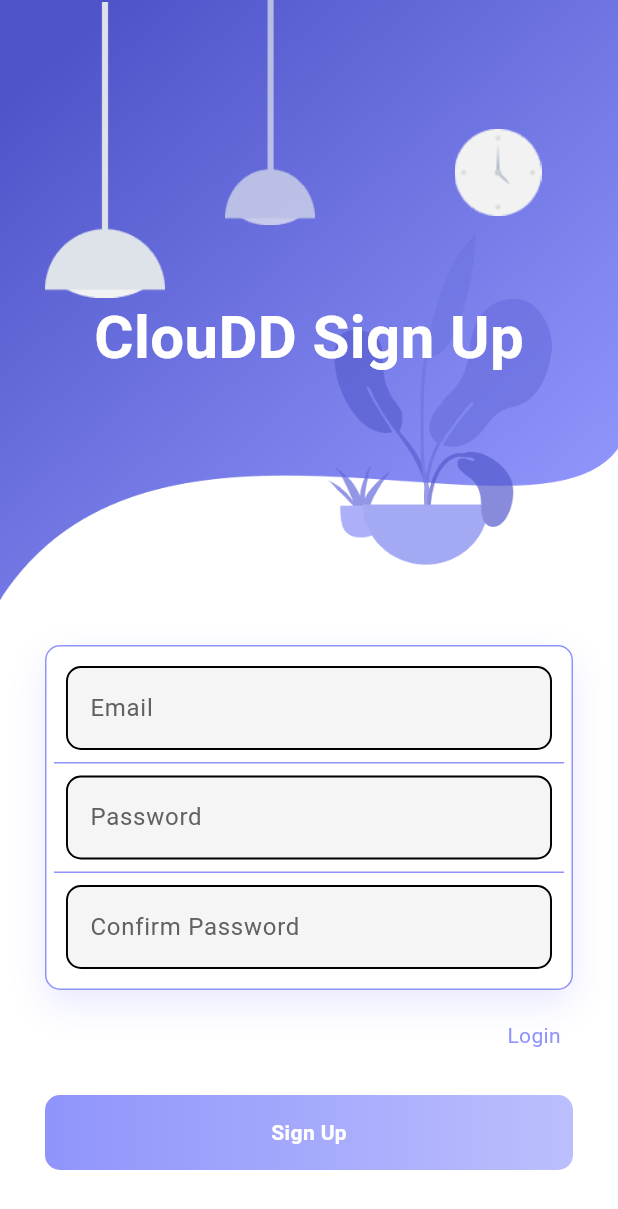
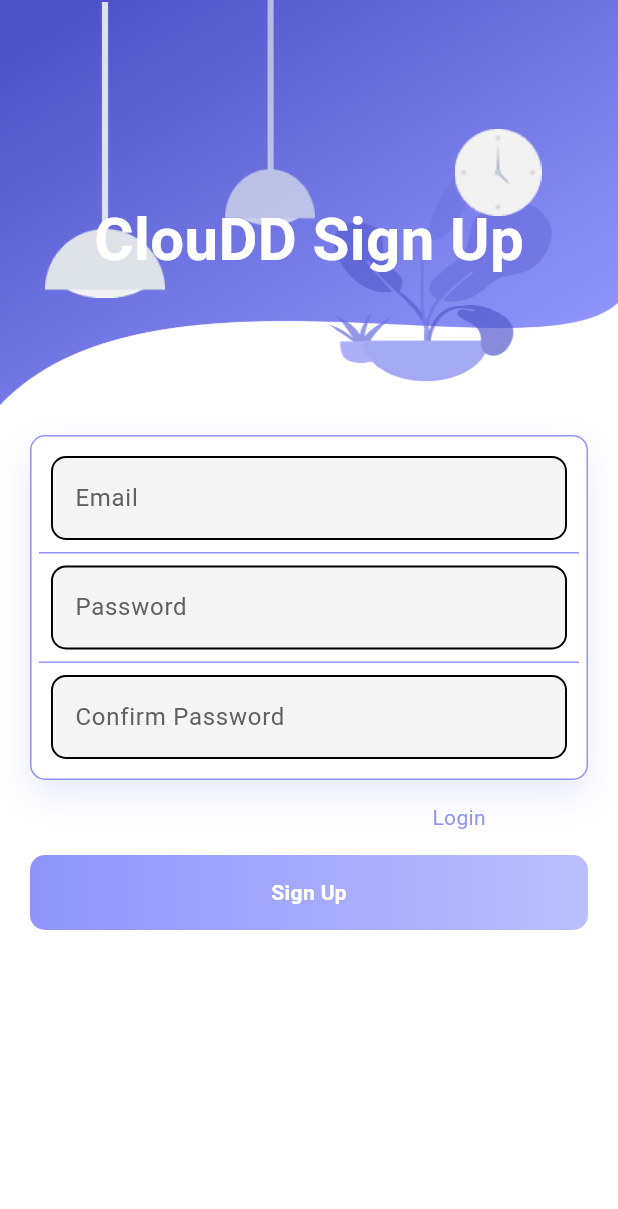
Before and after one commit to Gabnuggetboy/cloudd_flutter, a Flutter app: the screen it shows after launch, after a tap on "Sign Up", on a phone screen of 412 x 824 dp. Shown: the top 1209 px of the screen. Run offline on Flutter 3.47's test engine with Material 3 defaults, Android fonts, the phone set to English and light mode, and no system bars; our stand-ins replace animate_do, cloud_firestore, firebase_auth, firebase_core, image_picker, shared_preferences; missing offline and left inert: flex_color_picker; accounts and stored records are empty.

Commit message:
Nicer login and signup page

```diff
--- a/lib/login_page.dart
+++ b/lib/login_page.dart
@@ -97,7 +97,7 @@ class _LoginPageState extends State<LoginPage> {
           child: Column(
             children: <Widget>[
               Container(
-                height: 400,
+                height: 270,
                 decoration: BoxDecoration(
                   image: DecorationImage(
                     image: AssetImage('assets/images/background.png'),
@@ -235,7 +235,7 @@ class _LoginPageState extends State<LoginPage> {
                 ),
               ),
               Padding(
-                padding: EdgeInsets.all(30.0),
+                padding: EdgeInsets.all(20.0),
                 child: Column(
                   children: <Widget>[
                     FadeInUp(
@@ -294,7 +294,7 @@ class _LoginPageState extends State<LoginPage> {
                         ),
                       ),
                     ),
-                    SizedBox(height: 10),
+                    SizedBox(height: 5),
                     FadeInUp(
                       duration: Duration(milliseconds: 1850),
                       child: Padding(
@@ -317,7 +317,7 @@ class _LoginPageState extends State<LoginPage> {
                         ),
                       ),
                     ),
-                    SizedBox(height: 30),
+                    SizedBox(height: 15),
                     FadeInUp(
                       duration: Duration(milliseconds: 1900),
                       child: GestureDetector(
@@ -352,7 +352,7 @@ class _LoginPageState extends State<LoginPage> {
                         ),
                       ),
                     ),
-                    SizedBox(height: 20),
+                    SizedBox(height: 10),
                     FadeInUp(
                       duration: Duration(milliseconds: 2000),
                       child: Padding(
--- a/lib/manager/widgets/bottom_navigation_widget.dart
+++ b/lib/manager/widgets/bottom_navigation_widget.dart
@@ -30,7 +30,8 @@ class BottomNavigationWidget extends StatelessWidget {
     // Get current route name
     final currentRoute = ModalRoute.of(context)?.settings.name;
 
-    return Container(
+    return SafeArea(
+      child: Container(
         padding: EdgeInsets.symmetric(vertical: 10),
         color: Theme.of(context).scaffoldBackgroundColor,
         child: Row(
@@ -52,7 +53,8 @@ class BottomNavigationWidget extends StatelessWidget {
                       Navigator.pushReplacement(
                         context,
                         PageRouteBuilder(
-                        pageBuilder: (context, animation, secondaryAnimation) =>
+                          pageBuilder:
+                              (context, animation, secondaryAnimation) =>
                                   const DDHubPage(),
                           transitionDuration: Duration.zero,
                           reverseTransitionDuration: Duration.zero,
@@ -86,7 +88,8 @@ class BottomNavigationWidget extends StatelessWidget {
                       Navigator.pushReplacement(
                         context,
                         PageRouteBuilder(
-                        pageBuilder: (context, animation, secondaryAnimation) =>
+                          pageBuilder:
+                              (context, animation, secondaryAnimation) =>
                                   const ExperiencesPage(),
                           transitionDuration: Duration.zero,
                           reverseTransitionDuration: Duration.zero,
@@ -116,7 +119,8 @@ class BottomNavigationWidget extends StatelessWidget {
                       Navigator.pushReplacement(
                         context,
                         PageRouteBuilder(
-                        pageBuilder: (context, animation, secondaryAnimation) =>
+                          pageBuilder:
+                              (context, animation, secondaryAnimation) =>
                                   const ManagerAccountPage(),
                           transitionDuration: Duration.zero,
                           reverseTransitionDuration: Duration.zero,
@@ -136,6 +140,7 @@ class BottomNavigationWidget extends StatelessWidget {
             ),
           ],
         ),
+      ),
     );
   }
 }
--- a/lib/signup_page.dart
+++ b/lib/signup_page.dart
@@ -3,7 +3,6 @@ import 'package:animate_do/animate_do.dart';
 import 'login_page.dart';
 import 'package:firebase_auth/firebase_auth.dart';
 import 'package:cloud_firestore/cloud_firestore.dart';
-
 
 class SignUpPage extends StatefulWidget {
   const SignUpPage({super.key});
@@ -17,7 +16,6 @@ class _SignUpPageState extends State<SignUpPage> {
   final passwordController = TextEditingController();
   final confirmController = TextEditingController();
   @override
-
   Future<void> registerUser() async {
     String email = emailController.text.trim();
     String password = passwordController.text.trim();
@@ -45,24 +43,16 @@ class _SignUpPageState extends State<SignUpPage> {
       await FirebaseFirestore.instance
           .collection("users")
           .doc(userCredential.user!.uid)
-          .set({
-        "email": email,
-        "created_at": DateTime.now(),
-        "role": "User",
-      });
+          .set({"email": email, "created_at": DateTime.now(), "role": "User"});
 
       showMessage("Account created! Please verify your email.");
-
     } on FirebaseAuthException catch (e) {
       showMessage(e.message ?? "An error occurred");
     }
   }
 
-
   void showMessage(String text) {
-    ScaffoldMessenger.of(context).showSnackBar(
-      SnackBar(content: Text(text)),
-    );
+    ScaffoldMessenger.of(context).showSnackBar(SnackBar(content: Text(text)));
   }
 
   @override
@@ -74,7 +64,7 @@ class _SignUpPageState extends State<SignUpPage> {
           child: Column(
             children: <Widget>[
               Container(
-                height: 400,
+                height: 270,
                 decoration: BoxDecoration(
                   image: DecorationImage(
                     image: AssetImage('assets/images/background.png'),
@@ -151,7 +141,7 @@ class _SignUpPageState extends State<SignUpPage> {
                 ),
               ),
               Padding(
-                padding: EdgeInsets.all(30.0),
+                padding: EdgeInsets.all(20.0),
                 child: Column(
                   children: <Widget>[
                     FadeInUp(
@@ -174,7 +164,6 @@ class _SignUpPageState extends State<SignUpPage> {
                         ),
                         child: Column(
                           children: <Widget>[
-
                             // Email
                             Container(
                               padding: EdgeInsets.all(8.0),
@@ -229,16 +218,15 @@ class _SignUpPageState extends State<SignUpPage> {
                                 ),
                               ),
                             ),
-
                           ],
-                        )
+                        ),
                       ),
                     ),
-                    SizedBox(height: 10),
+                    SizedBox(height: 5),
                     FadeInUp(
                       duration: Duration(milliseconds: 1850),
                       child: Padding(
-                        padding: const EdgeInsets.only(left: 300, top: 10),
+                        padding: const EdgeInsets.only(left: 200, top: 10),
                         child: GestureDetector(
                           onTap: () {
                             Navigator.push(
@@ -257,7 +245,7 @@ class _SignUpPageState extends State<SignUpPage> {
                         ),
                       ),
                     ),
-                    SizedBox(height: 30),
+                    SizedBox(height: 15),
                     FadeInUp(
                       duration: Duration(milliseconds: 1900),
                       child: GestureDetector(
@@ -287,8 +275,19 @@ class _SignUpPageState extends State<SignUpPage> {
                         ),
                       ),
                     ),
-                    SizedBox(height: 70),
-
+                    SizedBox(height: 10),
+                    FadeInUp(
+                      duration: Duration(milliseconds: 2000),
+                      child: Padding(
+                        padding: const EdgeInsets.only(bottom: 100.0),
+                        child: Text(
+                          "",
+                          style: TextStyle(
+                            color: Color.fromRGBO(143, 148, 251, 1),
+                          ),
+                        ),
+                      ),
+                    ),
                   ],
                 ),
               ),
```
Lines whose indentation alone changed are shown as unchanged.
